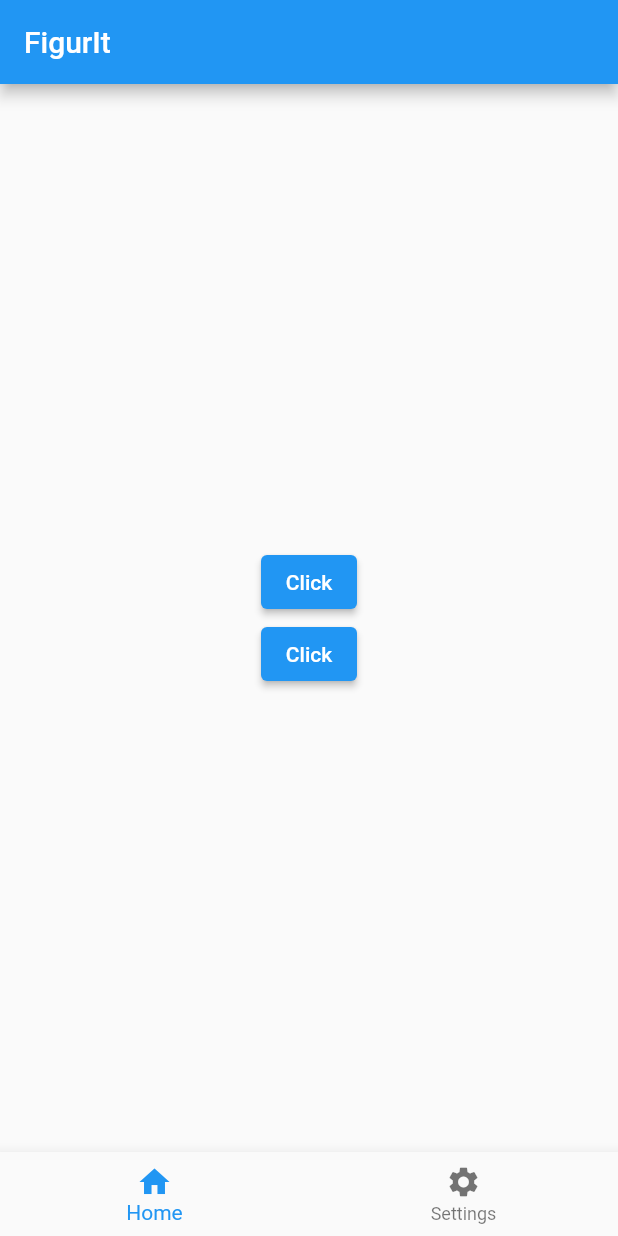
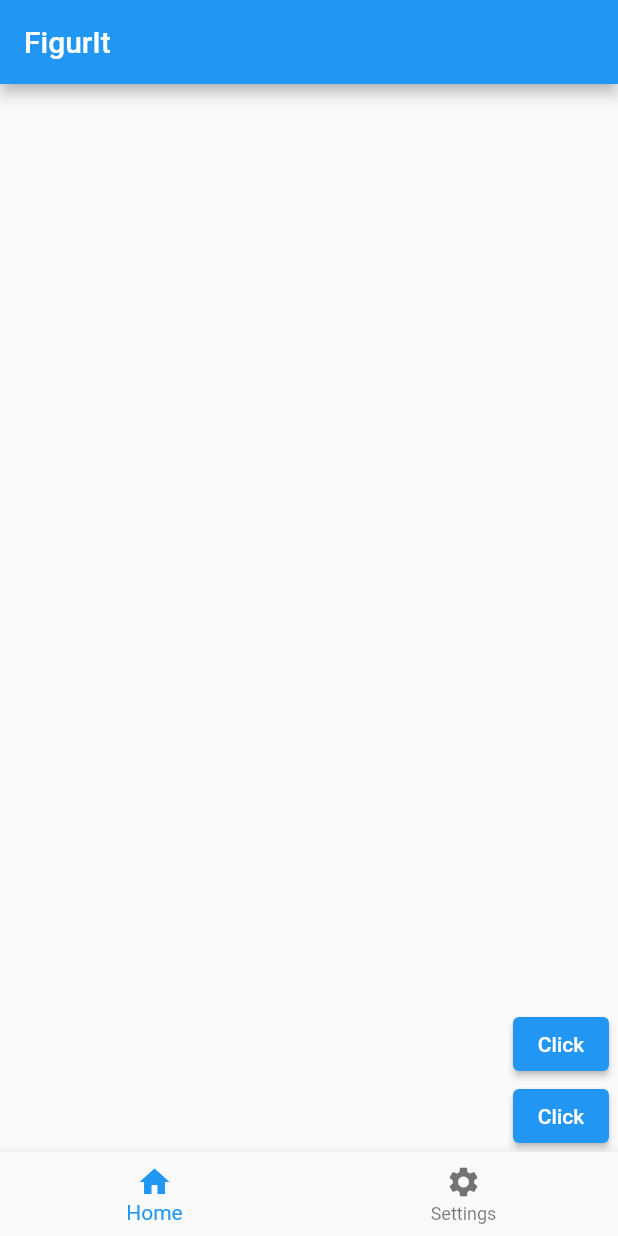
Before and after one commit to andrebarbadoUFSC/fluttertest, a Flutter app: the screen it shows after launch, on a phone screen of 412 x 824 dp. Run offline on Flutter 3.47's test engine with Material 2 defaults, Android fonts, the phone set to English and light mode, and no system bars.

Commit message:
posicionar botoes

```diff
--- a/lib/main.dart
+++ b/lib/main.dart
@@ -27,8 +27,11 @@ class _MyApp2State extends State<MyApp2> {
           title: const Text('FigurIt'),
         ),
         body: Center(
+          child: SizedBox(
+            width: 400,
             child: Column(
-            mainAxisAlignment: MainAxisAlignment.center,
+              mainAxisAlignment: MainAxisAlignment.end,
+              crossAxisAlignment: CrossAxisAlignment.end,
               children: [
                 ElevatedButton(
                   onPressed: () {
@@ -49,6 +52,7 @@ class _MyApp2State extends State<MyApp2> {
                   child: Text(buttonname),
                 ),
               ],
+            ),
           ),
         ), // mandandi para o meio, botao direito -> refactor
 
```
Lines whose indentation alone changed are shown as unchanged.
